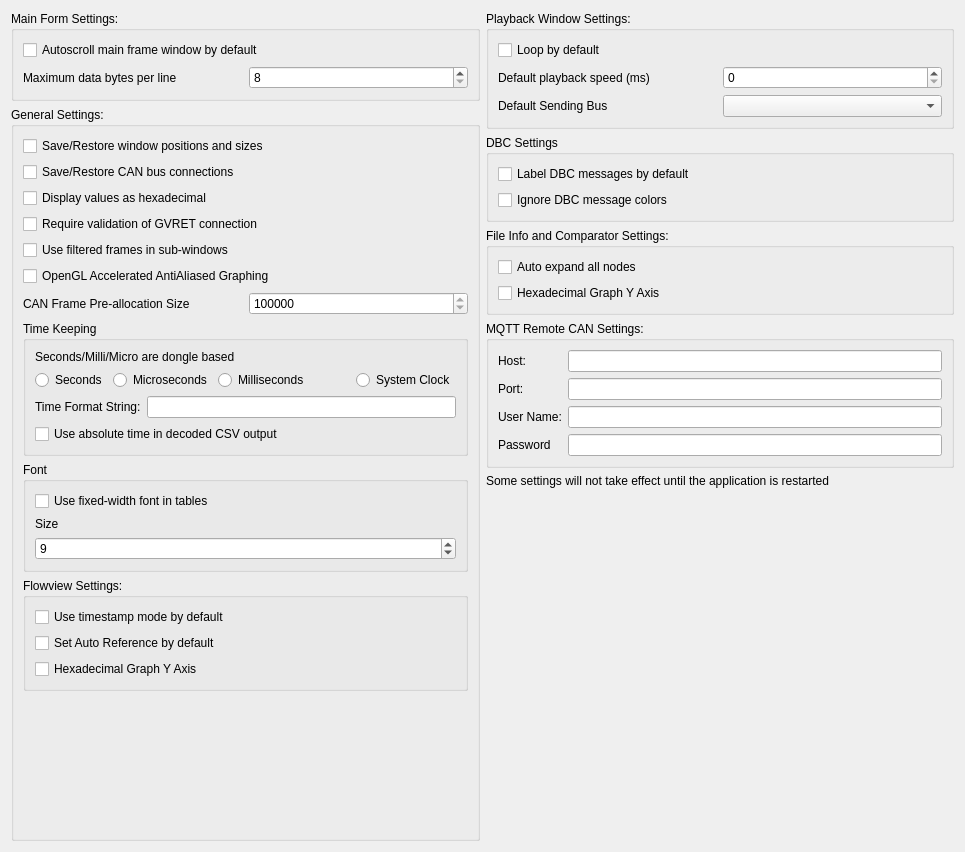
collin80/SavvyCAN, file ui/mainsettingsdialog.ui: the form before one commit.
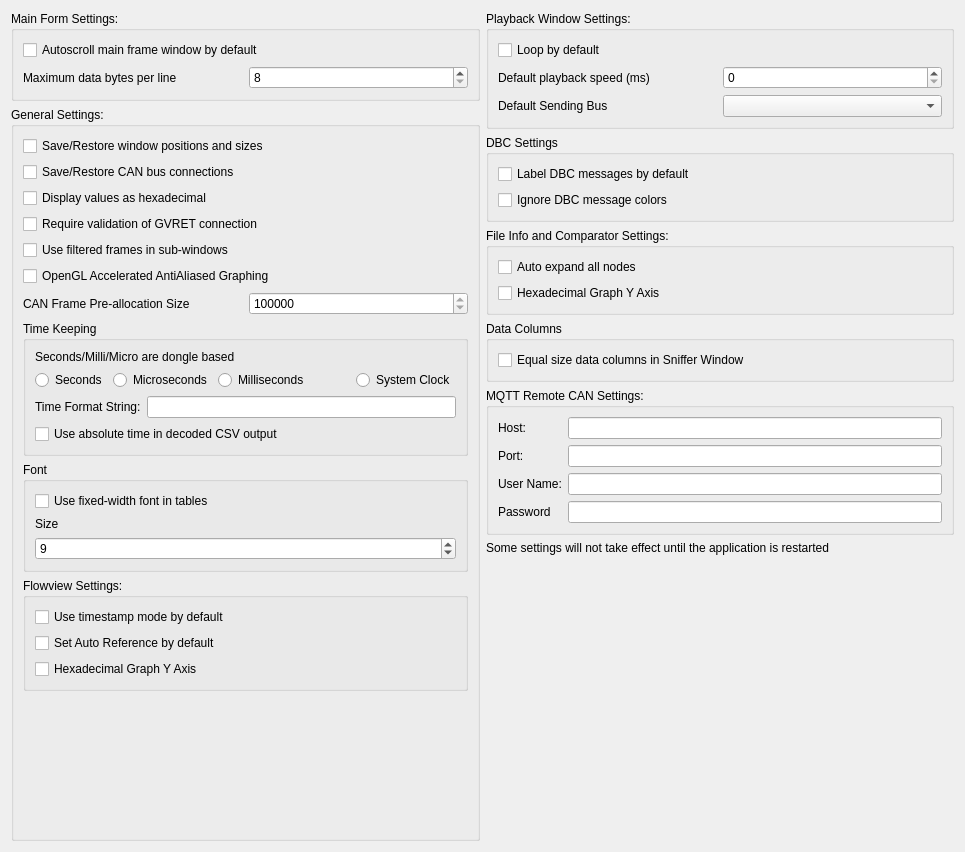
The form after the commit.

Commit message: Add config parameter to make all data columns equal size in Sniffer

```diff
--- a/ui/mainsettingsdialog.ui
+++ b/ui/mainsettingsdialog.ui
@@ -399,6 +399,22 @@
        </layout>
       </widget>
      </item>
+     <item>
+      <widget class="QGroupBox" name="groupBox_10">
+       <property name="title">
+        <string>Data Columns</string>
+       </property>
+       <layout class="QVBoxLayout" name="verticalLayout_11">
+        <item>
+         <widget class="QCheckBox" name="cbEqualSniffer">
+          <property name="text">
+           <string>Equal size data columns in Sniffer Window</string>
+          </property>
+         </widget>
+        </item>
+       </layout>
+      </widget>
+     </item>
      <item>
       <widget class="QGroupBox" name="groupBox_8">
        <property name="enabled">
```
Left out of the diff: 8 changed lines with no effect on the pictures. The commit also changes 3 other files.
